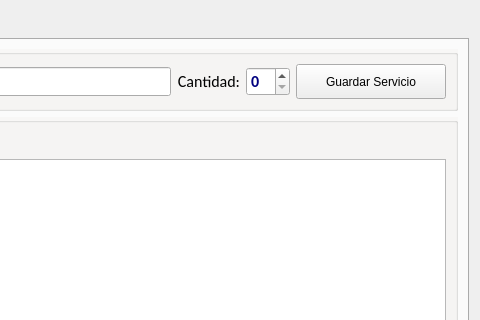
Qt form gui/detalles/detalleAfiliados.ui (shae-ra/sindicato) before a commit; both pictures show x 700 to 1180 and y 0 to 320 of the 1180 by 700 pixel window.
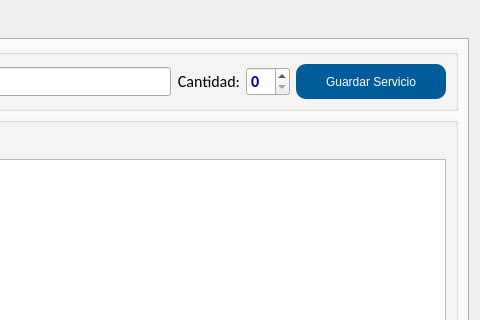
The same form after that commit. The open tabs and pages were chosen to show the change. Icons and pictures are not drawn. Custom widgets are drawn as their Qt base class.

Commit message: Modulo de servicios permite popular combo desde db

Diff of the .ui file:
```diff
--- a/gui/detalles/detalleAfiliados.ui
+++ b/gui/detalles/detalleAfiliados.ui
@@ -4186,7 +4186,7 @@
              <enum>Qt::LeftToRight</enum>
             </property>
             <property name="styleSheet">
-             <string notr="true">#btn_guardar_servicio{
+             <string notr="true">#btn_asociar_servicio{
 background-color:#005c99;
 color: #FFFFFF;
 border-radius: 10px;
```
Left out of the diff: 12 changed lines with no effect on the pictures. The commit also changes 2 other files.
